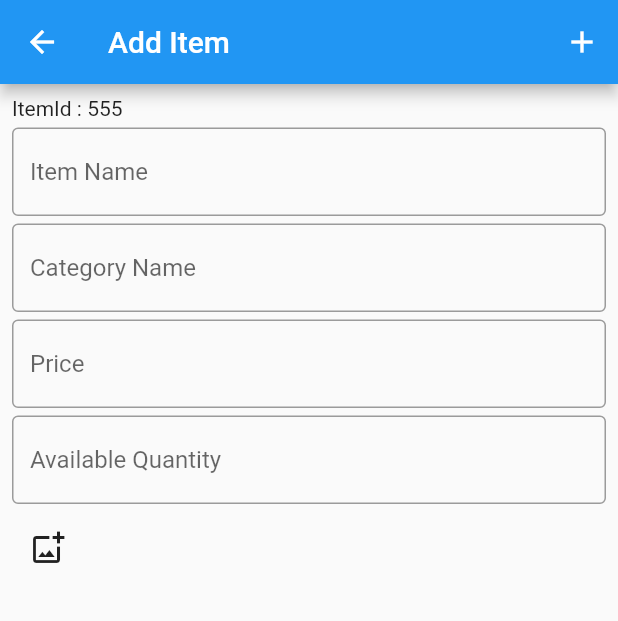
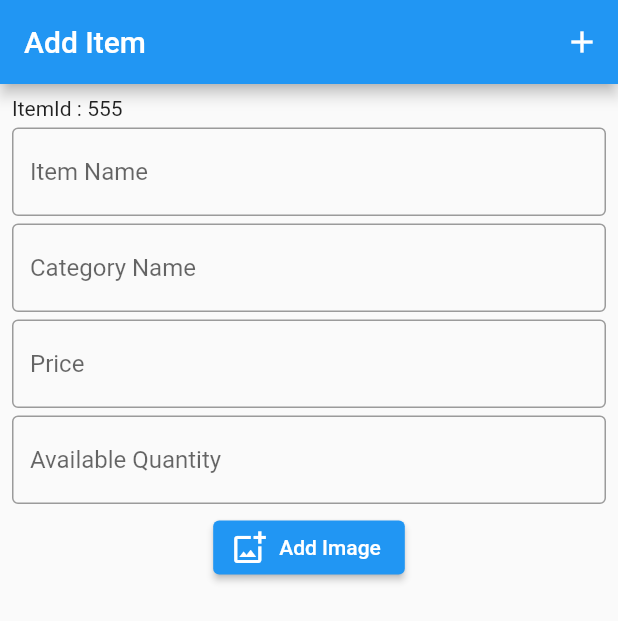
Before and after one commit to abdullac/cafe-menu-flutter-app, a Flutter app: the PageAddItem screen opened directly, after a tap on the "add" icon, on a phone screen of 412 x 824 dp. Shown: the top 621 px of the screen. Run offline on Flutter 3.47's test engine with Material 2 defaults, Android fonts, the phone set to English and light mode, and no system bars; our stand-ins replace firebase_core, firebase_database, firebase_storage, freezed_annotation, image_picker; accounts and stored records are empty.

Commit message:
get image from device, upload image to firebaseStorage and get url, get image from firebase, get image url from firebase, desplay image - menuCard page, diningCart page, item page

```diff
--- a/lib/admin/ui/add_item_page/page_add_item.dart
+++ b/lib/admin/ui/add_item_page/page_add_item.dart
@@ -1,7 +1,13 @@
+import 'dart:io';
+
 import 'package:cafemenu_app/core/model/product/product_model.dart';
 import 'package:cafemenu_app/ui/pages/home_page/page_home.dart';
+// import 'package:firebase_database/firebase_database.dart';
+import 'package:firebase_core/firebase_core.dart';
 import 'package:firebase_database/firebase_database.dart';
+import 'package:firebase_storage/firebase_storage.dart';
 import 'package:flutter/material.dart';
+import 'package:image_picker/image_picker.dart';
 
 class PageAddItem extends StatelessWidget {
   PageAddItem({Key? key}) : super(key: key);
@@ -10,6 +16,9 @@ class PageAddItem extends StatelessWidget {
   TextEditingController categoryNameEditingController = TextEditingController();
   TextEditingController priceEditingController = TextEditingController();
   TextEditingController availableQtyEditingController = TextEditingController();
+  static ValueNotifier<XFile?> pickedImageNotifier = ValueNotifier(null);
+  static UploadTask? uploadTask;
+  static String? firebaseImageUrl;
 
   @override
   Widget build(BuildContext context) {
@@ -28,7 +37,7 @@ class PageAddItem extends StatelessWidget {
                   categoryName: categoryNameEditingController.text,
                   price: priceEditingController.text,
                   availableQuantity: availableQtyEditingController.text,
-                  verticalImageUrl: null,
+                  verticalImageUrl:await uploadImagetoFirebaseGetUrl(),
                 );
                 if (productModelJson != null) {
                   await addOrUpdateProductModelItemToFireBase(productModelJson);
@@ -94,12 +103,41 @@ class PageAddItem extends StatelessWidget {
                   const SizedBox(
                     height: 5,
                   ),
-                  IconButton(
-                    onPressed: () {
-                      // Image from gallery button
-                      // verticalImage & get Url
-                    },
-                    icon: const Icon(Icons.add_photo_alternate_outlined),
+                  Center(
+                    child: Column(
+                      children: [
+                        ElevatedButton.icon(
+                          onPressed: () {
+                            // Image from gallery button
+                            // verticalImage & get Url
+                            getImageFromDevice();
+                          },
+                          label: const Text("Add Image"),
+                          icon: const Icon(Icons.add_photo_alternate_outlined),
+                        ),
+                        ValueListenableBuilder(
+                            valueListenable: pickedImageNotifier,
+                            builder: (context, pickedImage, _) {
+                              return pickedImage != null
+                                  ? Stack(
+                                      children: [
+                                        Opacity(
+                                          opacity: 1,
+                                          child: Image.file(
+                                            File(pickedImage.path),
+                                          ),
+                                        ),
+                                        const Center(
+                                          child: CircularProgressIndicator(
+                                            strokeWidth: 2,
+                                          ),
+                                        )
+                                      ],
+                                    )
+                                  : const SizedBox();
+                            }),
+                      ],
+                    ),
                   ),
                 ],
               ),
@@ -107,6 +145,35 @@ class PageAddItem extends StatelessWidget {
           ),
         ));
   }
+}
+
+Future<void> getImageFromDevice() async {
+  final imagePicker = ImagePicker();
+  PageAddItem.pickedImageNotifier.value =
+      await imagePicker.pickImage(source: ImageSource.gallery);
+  if (PageAddItem.pickedImageNotifier.value != null) {
+    print("picked image ${PageAddItem.pickedImageNotifier.value!.name}");
+  } else {
+    print("picked image null");
+  }
+}
+
+Future<String?> uploadImagetoFirebaseGetUrl() async {
+  if (PageAddItem.pickedImageNotifier.value != null) {
+    final imagePath =
+        "files/images/cafeMenu/${PageAddItem.pickedImageNotifier.value!.name}";
+    final imagefile = File(PageAddItem.pickedImageNotifier.value!.path);
+
+    Reference firebaseStorageRef =
+        FirebaseStorage.instance.ref().child(imagePath);
+    PageAddItem.uploadTask = firebaseStorageRef.putFile(imagefile);
+  }
+  if (PageAddItem.uploadTask != null) {
+    final taskSnapshot = await PageAddItem.uploadTask!.whenComplete(() {});
+    PageAddItem.firebaseImageUrl = await taskSnapshot.ref.getDownloadURL();
+    print("fireBaseImageUrl : ${PageAddItem.firebaseImageUrl}");
+  }
+  return PageAddItem.firebaseImageUrl;
 }
 
 int getNewItemId() {
@@ -156,8 +223,9 @@ addOrUpdateProductModelItemToFireBase(
       await firebaseRef.child("cafeMenu/menuCard/itemsSample").get();
   // List<int> keyList = [];
   // int newKey = 0;
-  var lastPositionKeySnapshort = getproductModelListObjet.children.last.key as String;
-  int newPosition = int.parse(lastPositionKeySnapshort)+1;
+  var lastPositionKeySnapshort =
+      getproductModelListObjet.children.last.key as String;
+  int newPosition = int.parse(lastPositionKeySnapshort) + 1;
   // getproductModelListObjet.children.forEach((element) {
   //   if (element.key != null) {
   //     keyList.add(int.parse(element.key!));
--- a/lib/main.dart
+++ b/lib/main.dart
@@ -27,9 +27,9 @@ class MyApp extends StatelessWidget {
       ),
       home: Scaffold(
         // body: PageHome(),
-        // body: PageAddItem(),
+        body: PageAddItem(),
         // body: PageGetOrderitem(),
-        body: PageOrderPageView(),
+        // body: PageOrderListPageView(),
       ),
     );
   }
--- a/lib/ui/pages/item_page/page_item.dart
+++ b/lib/ui/pages/item_page/page_item.dart
@@ -1,6 +1,7 @@
 import 'package:cafemenu_app/core/model/product/product_model.dart';
 import 'package:cafemenu_app/ui/pages/diningcart_page/page_diningcart.dart';
 import 'package:cafemenu_app/ui/pages/menucard_page/page_menucard.dart';
+import 'package:cafemenu_app/ui/pages/menucard_page/widgets/item_by_category.dart';
 import 'package:cafemenu_app/utils/functions/diningcart_page/deleteitem_from_diningcartlist.dart';
 import 'package:cafemenu_app/utils/functions/set_qty_section.dart';
 import 'package:cafemenu_app/utils/constants/enums.dart';
@@ -58,6 +59,12 @@ class PageItem extends StatelessWidget {
       ),
       body: Stack(
         children: [
+          Container(
+            decoration: BoxDecoration(
+                image: DecorationImage(
+                    image: NetworkImage(
+                        productModel.verticalImageUrl ?? sampleImageUrl),fit: BoxFit.cover)),
+          ),
           Align(
             alignment: Alignment.topCenter,
             child: Padding(
--- a/lib/ui/pages/menucard_page/widgets/item_by_category.dart
+++ b/lib/ui/pages/menucard_page/widgets/item_by_category.dart
@@ -5,6 +5,8 @@ import 'package:cafemenu_app/ui/pages/menucard_page/widgets/count_price_widgets.
 import 'package:cafemenu_app/utils/constants/colors.dart';
 import 'package:cafemenu_app/utils/constants/enums.dart';
 import 'package:flutter/material.dart';
+
+  String sampleImageUrl = "https://images.unsplash.com/photo-1579353977828-2a4eab540b9a?ixlib=rb-4.0.3&ixid=MnwxMjA3fDB8MHxzZWFyY2h8Mnx8c2FtcGxlfGVufDB8fDB8fA%3D%3D&w=1000&q=80";
 
 /// this widget is builder item(productModel) widget of Listview by categoryName
 class productItemByCategory extends StatelessWidget {
@@ -35,7 +37,10 @@ class productItemByCategory extends StatelessWidget {
       /// list item container widget for shows item imag,item name, price... etc.
       child: Container(
         margin: const EdgeInsets.all(5),
+        decoration: BoxDecoration(
         color: color[Random().nextInt(color.length)],
+        image: DecorationImage(image: NetworkImage(productModel.verticalImageUrl??sampleImageUrl),fit: BoxFit.cover)
+        ),
 
         /// olumn widget for shows widgets vertical alignment
         child: Column(
--- a/pubspec.yaml
+++ b/pubspec.yaml
@@ -31,9 +31,11 @@ dependencies:
   cupertino_icons: ^1.0.2
   firebase_core: ^2.9.0
   firebase_database: ^10.1.0
+  firebase_storage: ^11.1.1
   flutter:
     sdk: flutter
   freezed_annotation: ^2.2.0
+  image_picker: ^0.8.7+3
   intl: ^0.18.0
   json_annotation: ^4.8.0
   json_serializable: ^6.6.1
```
Also changed, not shown: lib/admin/ui/order_list_page/page_order_list.dart (+15 -10 lines), lib/ui/pages/diningcart_page/widgets/diningcart_item.dart (+7 -2 lines), pubspec.lock, 1 other file. Lines whose indentation alone changed are shown as unchanged.
